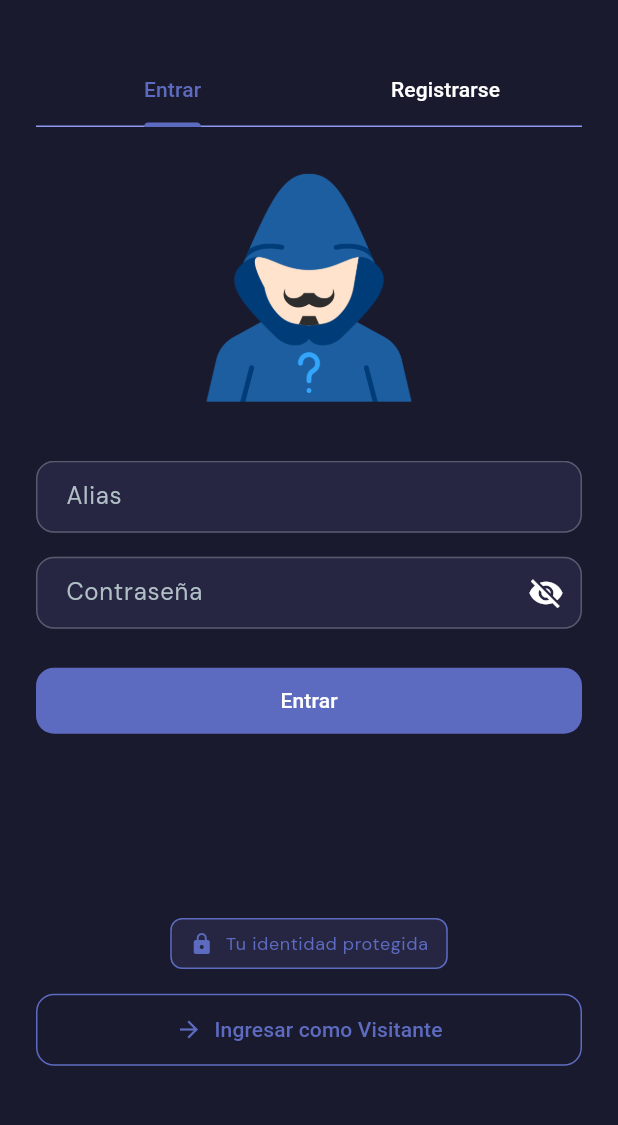
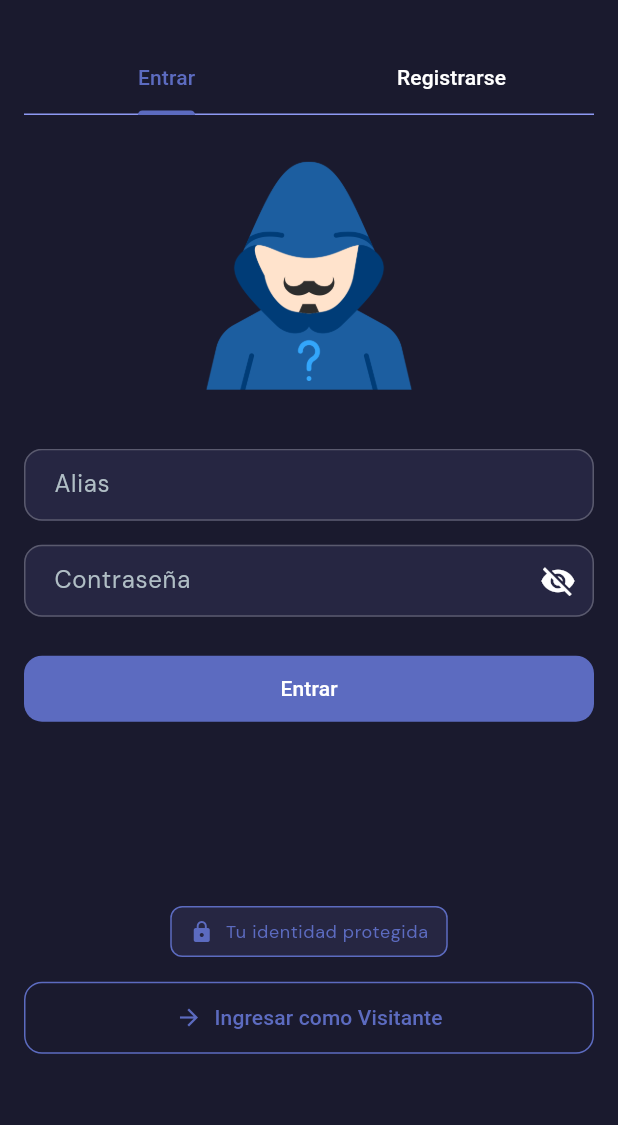
Before and after one commit to eliasDniel/CENTINELA_APP, a Flutter app: the AuthPage screen opened by its route, on a phone screen of 412 x 824 dp, the part 65-1190 px from its top. Run offline on Flutter 3.47's test engine with Material 3 defaults, Android fonts, the phone set to English and light mode, and no system bars; our stand-ins replace flutter_animate, flutter_map, flutter_riverpod, go_router, google_fonts, latlong2.

Commit message:
rregle resposive

```diff
--- a/lib/features/auth/presentation/pages/auth_page.dart
+++ b/lib/features/auth/presentation/pages/auth_page.dart
@@ -55,10 +55,11 @@ class _AuthPageState extends ConsumerState<AuthPage>
         elevation: 0,
       ),
       body: SingleChildScrollView(
-        child: SizedBox(
-          height: size.height - kToolbarHeight - MediaQuery.of(context).padding.top,
-          child: Padding(
-            padding: const EdgeInsets.all(24.0),
+        child: Container(
+          margin: EdgeInsets.all(AppConfig.horizontalMargin),
+          child: SizedBox(
+
+            height: size.height - kToolbarHeight - MediaQuery.of(context).padding.top,
             child: Column(
               children: [
                 DefaultTabController(
```
